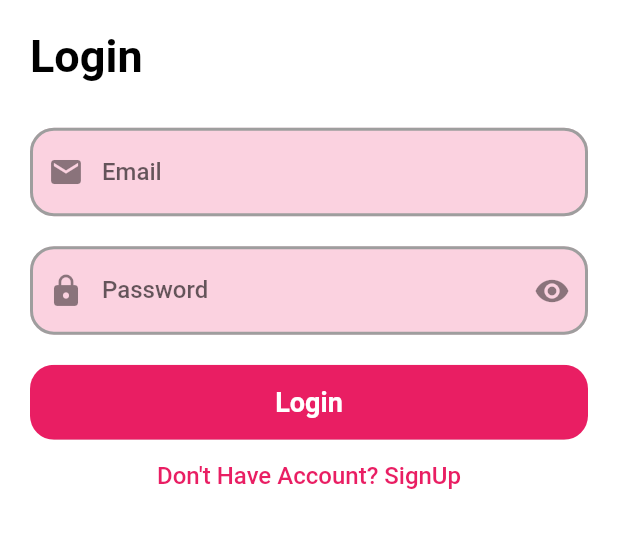
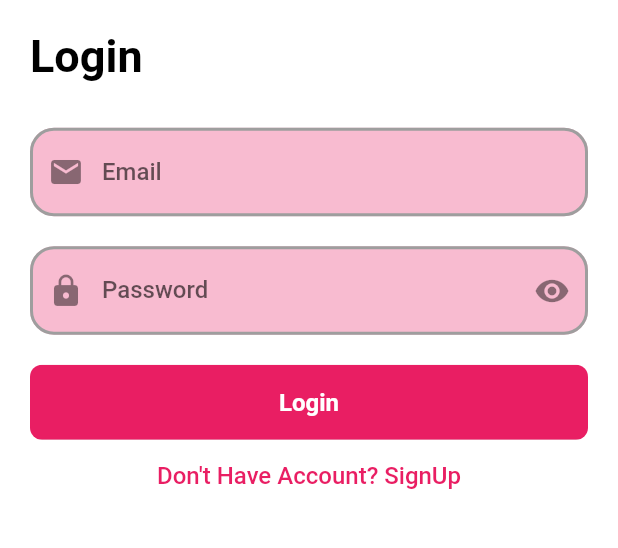
Before and after one commit to taha-elkholy/user_profile, a Flutter app: the screen it shows after launch, on a phone screen of 412 x 824 dp, the part 524-1072 px from its top. Run offline on Flutter 3.47's test engine with Material 2 defaults, Android fonts, the phone set to English and light mode, and no system bars; our stand-ins replace cached_network_image, dartz, dio, equatable, flutter_bloc, freezed_annotation and 5 more; generated files the repository leaves out were written again.

Commit message:
* Fifth Commit * - set Read me file

```diff
--- a/lib/core/style/colors.dart
+++ /dev/null
@@ -1,3 +0,0 @@
-import 'package:flutter/material.dart';
-
-const Color customPinkColor = Color(0xffE04D58);
--- a/lib/core/style/themes.dart
+++ b/lib/core/style/themes.dart
@@ -7,6 +7,7 @@ ThemeData appThemeLight = ThemeData(
   appBarTheme: const AppBarTheme(
     elevation: 0,
     color: Colors.white,
+    titleTextStyle: TextStyle(color: Colors.black),
     iconTheme: IconThemeData(color: Colors.black),
     systemOverlayStyle: SystemUiOverlayStyle(
       statusBarColor: Colors.transparent,
@@ -20,13 +21,25 @@ ThemeData appThemeLight = ThemeData(
         color: Colors.black,
       ),
       subtitle1: TextStyle(
-      fontSize: 18,
+        fontSize: 16,
         fontWeight: FontWeight.bold,
         color: Colors.black,
       ),
       bodyText1: TextStyle(
         fontSize: 16,
         color: Colors.black,
-      )
+      )),
+  inputDecorationTheme: InputDecorationTheme(
+    filled: true,
+    fillColor: Colors.pink.withOpacity(.3),
+    border: OutlineInputBorder(
+        borderRadius: BorderRadius.circular(16),
+        borderSide: const BorderSide(width: 2)),
+    enabledBorder: OutlineInputBorder(
+        borderRadius: BorderRadius.circular(16),
+        borderSide: const BorderSide(color: Colors.grey, width: 2)),
+    errorBorder: OutlineInputBorder(
+        borderRadius: BorderRadius.circular(16),
+        borderSide: const BorderSide(color: Colors.red, width: 2)),
   ),
 );
--- a/lib/core/widgets/app_elevated_button.dart
+++ b/lib/core/widgets/app_elevated_button.dart
@@ -15,7 +15,7 @@ class AppElevatedButton extends StatelessWidget {
       width: double.infinity,
       clipBehavior: Clip.antiAliasWithSaveLayer,
       decoration: BoxDecoration(
-        borderRadius: BorderRadius.circular(16),
+        borderRadius: BorderRadius.circular(8),
       ),
       child: ElevatedButton(
         onPressed: onPressed,
--- a/lib/core/widgets/app_text_form_field.dart
+++ b/lib/core/widgets/app_text_form_field.dart
@@ -35,20 +35,7 @@ class AppTextFormField extends StatelessWidget {
       style: Theme.of(context).textTheme.bodyText1,
       onChanged: onChange,
       decoration: InputDecoration(
-        filled: true,
-        fillColor: Colors.pink.withOpacity(.2),
-        border: OutlineInputBorder(
-            borderRadius: BorderRadius.circular(16),
-            borderSide: const BorderSide(width: 2)),
-        enabledBorder: OutlineInputBorder(
-            borderRadius: BorderRadius.circular(16),
-            borderSide: const BorderSide(color: Colors.grey, width: 2)),
-        errorBorder: OutlineInputBorder(
-            borderRadius: BorderRadius.circular(16),
-            borderSide: const BorderSide(color: Colors.red, width: 2)),
         label: Text(label),
-        hintStyle:
-            Theme.of(context).textTheme.bodyText1!.copyWith(color: Colors.grey),
         prefixIcon: Icon(
           icon,
         ),
--- a/lib/features/update_profile/presentation/pages/update_profile_screen.dart
+++ b/lib/features/update_profile/presentation/pages/update_profile_screen.dart
@@ -8,8 +8,8 @@ import 'package:user_profile/core/helpers/helpers.dart';
 import 'package:user_profile/core/widgets/app_elevated_button.dart';
 import 'package:user_profile/core/widgets/app_progress_indicator.dart';
 import 'package:user_profile/core/widgets/app_text_form_field.dart';
+import 'package:user_profile/core/widgets/network_image.dart';
 import 'package:user_profile/features/auth/domain/entities/user.dart';
-import 'package:user_profile/features/profile/presentation/widgets/network_image.dart';
 import 'package:user_profile/features/update_profile/presentation/bloc/update_profile_cubit/update_profile_cubit.dart';
 import 'package:user_profile/features/update_profile/presentation/bloc/update_profile_cubit/update_profile_states.dart';
 
@@ -23,7 +23,6 @@ class UpdateProfileScreen extends StatelessWidget {
       appBar: AppBar(
         title: const Text(
           'Update Profile',
-          style: TextStyle(color: Colors.deepOrange),
         ),
       ),
       body: UpdateProfileBody(
```
Also changed, not shown: lib/features/profile/presentation/pages/profile_screen.dart (+12 -25 lines), lib/features/profile/presentation/widgets/table_text.dart (deleted, +0 -20 lines), assets/images/bg.jpg, lib/core/widgets/network_image.dart (renamed from lib/features/profile/presentation/widgets/network_image.dart), 1 other file. Lines whose indentation alone changed are shown as unchanged.
